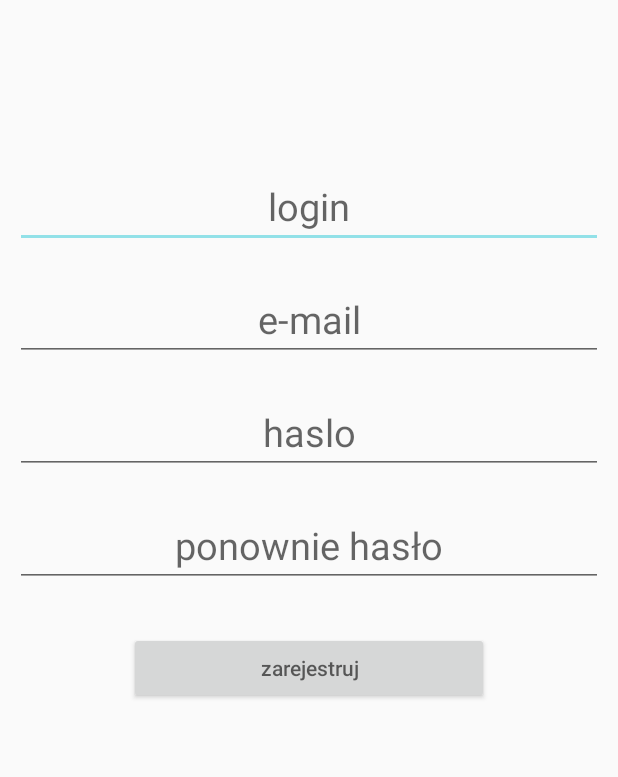
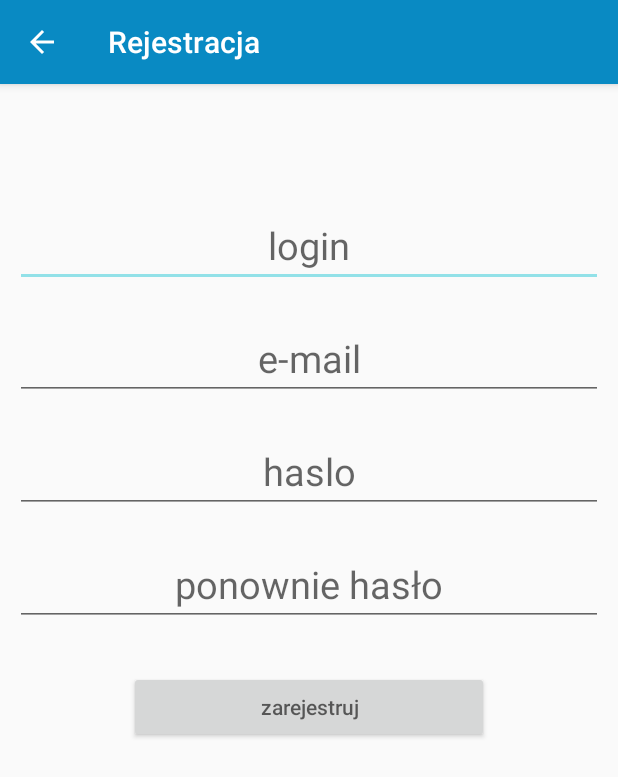
Before and after one commit to iceferal/project-android, an Android app: the RegisterActivity screen opened directly, with no data from a screen before it, on a phone screen of 412 x 824 dp. Shown: the top 777 px of the screen. Run offline under Robolectric (Android 15) with nearby library versions, the phone set to English and light mode, and no system bars.

Commit message:
registry back bucior

```diff
--- a/app/src/main/AndroidManifest.xml
+++ b/app/src/main/AndroidManifest.xml
@@ -39,9 +39,11 @@
             </intent-filter>
         </activity>
         <activity android:name=".LoginActivity" />
-        <activity android:name=".RegisterActivity" />
         <activity android:name=".HomeActivity" />
 
+        <activity
+            android:name=".RegisterActivity"
+            android:parentActivityName=".HomeActivity"></activity>
         <activity
             android:name=".DriveActivity"
             android:parentActivityName=".HomeActivity"></activity>
--- a/app/src/main/java/com/iceferal/project/LoginActivity.java
+++ b/app/src/main/java/com/iceferal/project/LoginActivity.java
@@ -329,12 +329,13 @@ public class LoginActivity extends AppCompatActivity implements GoogleApiClient.
 
     private void addUser(String name, String surname, String login, String email, String password) {
         Log.d("kurwa checkIt", "dupa");
-        User user = new User(1 , name, surname, login, email, password);
+        User user = new User((long) 1, name, surname, login, email, password);
         Call<User> userCall = userService.postUser(user);
         userCall.enqueue(new Callback<User>() {
             @Override
             public void onResponse(Call<User> call, Response<User> response) {
                 String resCode = String.valueOf(response.code());
+                Log.d("kurwa gowno param", resCode);
                 if(resCode.equals("200")) {
                     Toast.makeText(LoginActivity.this, "Użytkownik zarejestrowany/zalogowany!", Toast.LENGTH_LONG).show();   }
                 if(resCode.equals("500")) {
--- a/app/src/main/java/com/iceferal/project/RegisterActivity.java
+++ b/app/src/main/java/com/iceferal/project/RegisterActivity.java
@@ -8,6 +8,8 @@ import android.widget.EditText;
 import android.widget.Toast;
 
 import androidx.appcompat.app.AppCompatActivity;
+import androidx.appcompat.widget.Toolbar;
+
 import com.iceferal.project.POJO.UserService;
 import com.iceferal.project.models.User;
 
@@ -24,6 +26,11 @@ public class RegisterActivity extends AppCompatActivity {
     protected void onCreate(Bundle savedInstanceState) {
         super.onCreate(savedInstanceState);
         setContentView(R.layout.activity_register);
+
+        Toolbar toolbar = (Toolbar) findViewById(R.id.register_toolbar);
+        setSupportActionBar(toolbar);
+        getSupportActionBar().setTitle("Rejestracja");
+        getSupportActionBar().setDisplayHomeAsUpEnabled(true);
 
         login = findViewById(R.id.login);
         pass = findViewById(R.id.pass);
@@ -83,7 +90,7 @@ public class RegisterActivity extends AppCompatActivity {
         });
 
         if(status) {
-            User user = new User(id,"null", "null", log, mail, password);
+            User user = new User((long) id,"null", "null", log, mail, password);
             Call<User> userCall = userService.postUser(user);
             userCall.enqueue(new Callback<User>() {
                 @Override
--- a/app/src/main/java/com/iceferal/project/models/User.java
+++ b/app/src/main/java/com/iceferal/project/models/User.java
@@ -22,13 +22,13 @@ public class User {
     @SerializedName("surname")
     private String surname;
     @SerializedName("login")
-    private static String login;
+    private String login;
     @SerializedName("email")
     private String email;
     @SerializedName("password")
     private String password;
 
-    public User(int id, String name, String surname, String login, String email, String password) {
+    public User(Long id, String name, String surname, String login, String email, String password) {
         this.id = this.id;
         this.name = name;
         this.surname  = surname;
@@ -59,7 +59,7 @@ public class User {
         this.surname = surname;
     }
 
-    public static String getLogin() { return login; }
+    public String getLogin() { return login; }
     public void setLogin(String login) {
         this.login = login;
     }
--- a/app/src/main/res/layout/activity_register.xml
+++ b/app/src/main/res/layout/activity_register.xml
@@ -6,7 +6,18 @@
     android:layout_height="match_parent"
     android:orientation="vertical"
     tools:context=".RegisterActivity"
-    android:layout_marginTop="100dp">
+>
+
+    <androidx.appcompat.widget.Toolbar
+        android:id="@+id/register_toolbar"
+        android:layout_width="match_parent"
+        android:layout_height="?attr/actionBarSize"
+        android:background="@color/colorSecondary"
+        android:theme="?attr/actionBarTheme"
+        android:layout_marginBottom="70dp"
+        app:popupTheme="@style/ThemeOverlay.AppCompat.Light"
+        android:elevation="4dp" />
+
 
     <com.google.android.material.textfield.TextInputEditText
         android:id="@+id/login"
```
Also changed, not shown: 1 other file.
